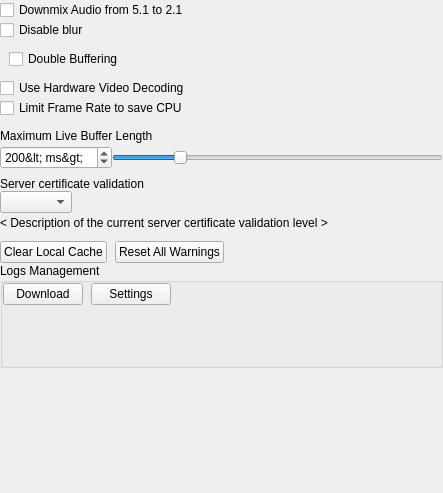
First picture: the form in vms/client/nx_vms_client_desktop/src/ui/widgets/local_settings/advanced_settings_widget.ui, repository networkoptix/nx_open, before the edit.
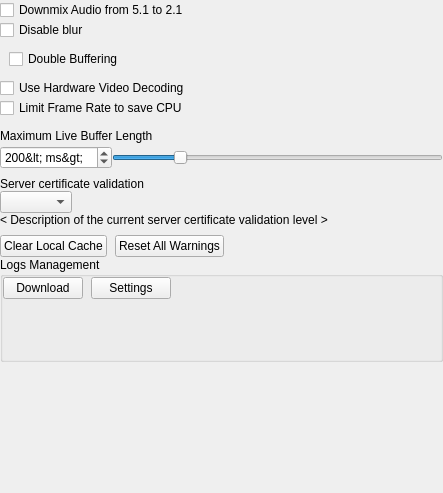
Second picture: the form after the edit. Custom widgets are drawn as their Qt base class.

Commit message: VMS-42716: Change advanced local settings text label to multiline

Diff of the .ui file:
```diff
--- a/vms/client/nx_vms_client_desktop/src/ui/widgets/local_settings/advanced_settings_widget.ui
+++ b/vms/client/nx_vms_client_desktop/src/ui/widgets/local_settings/advanced_settings_widget.ui
@@ -259,21 +259,11 @@
          <property name="text">
           <string notr="true">&lt; Description of the current server certificate validation level &gt;</string>
          </property>
+         <property name="wordWrap">
+          <bool>true</bool>
+         </property>
         </widget>
        </item>
-       <item>
-        <spacer name="horizontalSpacer_6">
-         <property name="orientation">
-          <enum>Qt::Horizontal</enum>
-         </property>
-         <property name="sizeHint" stdset="0">
-          <size>
-           <width>40</width>
-           <height>20</height>
-          </size>
-         </property>
-        </spacer>
-       </item>
       </layout>
      </item>
      <item>
```
